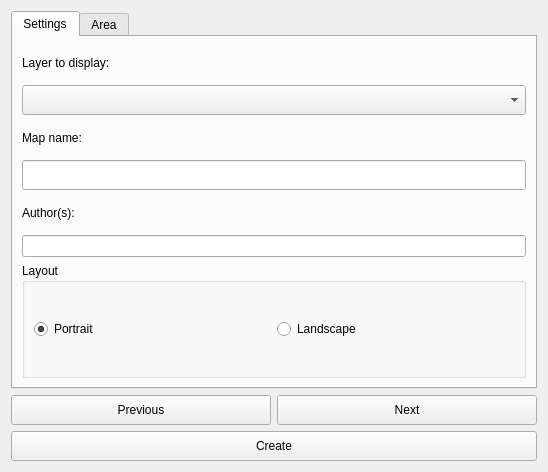
Before: the Qt Designer form LDMP/gui/DlgCreateMap.ui in ConservationInternational/trends.earth, drawn with Qt 5.
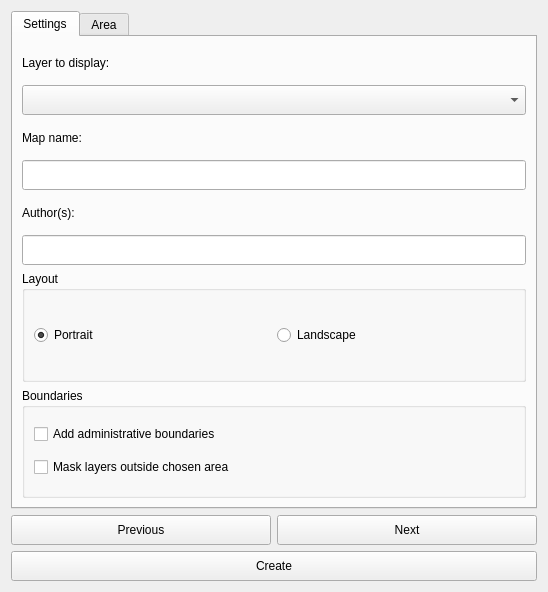
After: the same form once the commit is applied.

Commit message: Add admin bounds options.

Patch:
```diff
--- a/LDMP/gui/DlgCreateMap.ui
+++ b/LDMP/gui/DlgCreateMap.ui
@@ -7,7 +7,7 @@
     <x>0</x>
     <y>0</y>
     <width>548</width>
-    <height>472</height>
+    <height>592</height>
    </rect>
   </property>
   <property name="windowTitle">
@@ -112,6 +112,12 @@
        </item>
        <item>
         <widget class="QLineEdit" name="authors">
+         <property name="minimumSize">
+          <size>
+           <width>0</width>
+           <height>30</height>
+          </size>
+         </property>
          <property name="maxLength">
           <number>175</number>
          </property>
@@ -143,6 +149,29 @@
          </layout>
         </widget>
        </item>
+       <item>
+        <widget class="QGroupBox" name="groupBox_2">
+         <property name="title">
+          <string>Boundaries</string>
+         </property>
+         <layout class="QVBoxLayout" name="verticalLayout">
+          <item>
+           <widget class="QCheckBox" name="checkBox">
+            <property name="text">
+             <string>Add administrative boundaries</string>
+            </property>
+           </widget>
+          </item>
+          <item>
+           <widget class="QCheckBox" name="checkBox_2">
+            <property name="text">
+             <string>Mask layers outside chosen area</string>
+            </property>
+           </widget>
+          </item>
+         </layout>
+        </widget>
+       </item>
       </layout>
      </widget>
      <widget class="QWidget" name="AreaTab">
```
The commit also changes 1 other file.
